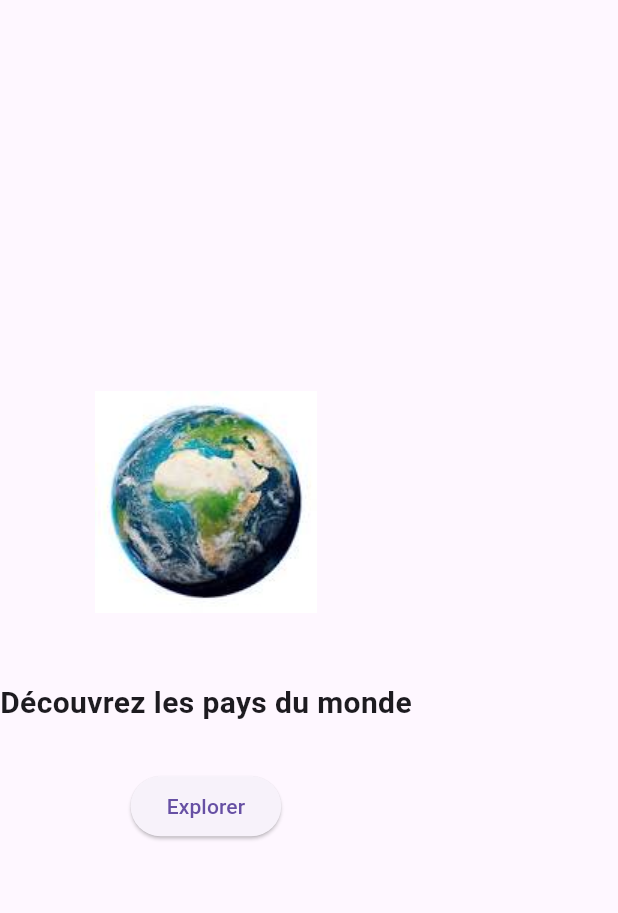
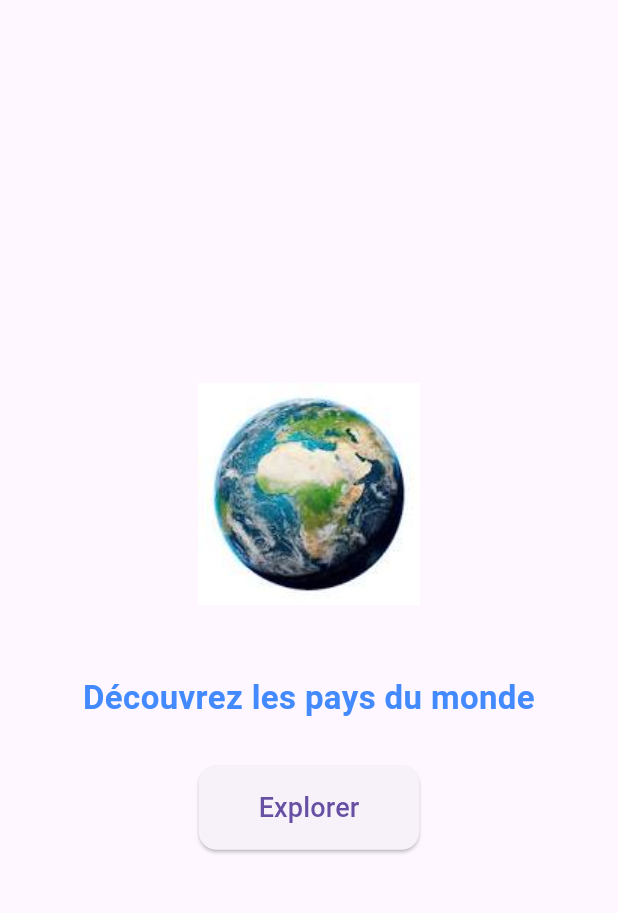
Before and after one commit to ferchichihiba624-glitch/exam, a Flutter app: the CountriesPage screen opened directly, in the side drawer, after a tap on "Accueil", on a phone screen of 412 x 824 dp, the part 63-976 px from its top. Run offline on Flutter 3.47's test engine with Material 3 defaults, Android fonts, the light colour scheme and no system bars.

Commit message:
Modification des images et mise à jour du code

```diff
--- a/lib/pages/countries_page.dart
+++ b/lib/pages/countries_page.dart
@@ -23,6 +23,7 @@ class _CountriesPageState extends State<CountriesPage> {
     return Scaffold(
       appBar: AppBar(
         title: Text("Liste des Pays"),
+        backgroundColor: Colors.blueAccent,
       ),
       drawer: Drawer(
         child: ListView(
@@ -30,7 +31,7 @@ class _CountriesPageState extends State<CountriesPage> {
           children: [
             DrawerHeader(
               decoration: BoxDecoration(
-                color: Colors.blue,
+                color: Colors.blueAccent,
               ),
               child: Column(
                 mainAxisAlignment: MainAxisAlignment.center,
@@ -83,7 +84,6 @@ class _CountriesPageState extends State<CountriesPage> {
           ],
         ),
       ),
-
       body: FutureBuilder<List<Country>>(
         future: countries,
         builder: (context, snapshot) {
@@ -93,19 +93,40 @@ class _CountriesPageState extends State<CountriesPage> {
 
           final List<Country> list = snapshot.data!;
 
-          return ListView.builder(
+          return Padding(
+            padding: const EdgeInsets.all(8.0),
+            child: ListView.builder(
               itemCount: list.length,
               itemBuilder: (context, index) {
                 final country = list[index];
+                final bool isEven = index % 2 == 0;
 
-              return ListTile(
-                leading: Image.asset(
+                return Card(
+                  color: isEven ? Colors.blue[50] : Colors.white,
+                  elevation: 3,
+                  shape: RoundedRectangleBorder(
+                      borderRadius: BorderRadius.circular(12)),
+                  margin: EdgeInsets.symmetric(vertical: 6, horizontal: 4),
+                  child: ListTile(
+                    contentPadding:
+                        EdgeInsets.symmetric(vertical: 8, horizontal: 16),
+                    leading: ClipRRect(
+                      borderRadius: BorderRadius.circular(4),
+                      child: Image.asset(
                         country.flag,
-                  width: 40,
-                  height: 25,
+                        width: 50,
+                        height: 30,
                         fit: BoxFit.cover,
+                        errorBuilder: (context, error, stackTrace) =>
+                            Icon(Icons.public, color: Colors.grey, size: 40),
                       ),
-                title: Text(country.name),
+                    ),
+                    title: Text(
+                      country.name,
+                      style:
+                          TextStyle(fontSize: 18, fontWeight: FontWeight.w500),
+                    ),
+                    trailing: Icon(Icons.arrow_forward_ios, size: 18),
                     onTap: () {
                       Navigator.push(
                         context,
@@ -114,8 +135,10 @@ class _CountriesPageState extends State<CountriesPage> {
                                 CountryDetailPage(country: country)),
                       );
                     },
+                  ),
                 );
               },
+            ),
           );
         },
       ),
--- a/lib/pages/welcome_page.dart
+++ b/lib/pages/welcome_page.dart
@@ -9,26 +9,48 @@ class WelcomePage extends StatelessWidget {
         title: Text("Atlas Géographique"),
         centerTitle: true,
       ),
-      body: Column(
-        mainAxisAlignment: MainAxisAlignment.center,
+      body: Center(
+        child: Column(
+          mainAxisSize: MainAxisSize.min, // centre verticalement le contenu
           children: [
-          Image.asset("assets/images/globe.png", height: 200),
+            // Si tu as toujours globe.png, sinon tu peux remplacer par une icône
+            Image.asset(
+              "assets/images/globe.png",
+              height: 200,
+              errorBuilder: (context, error, stackTrace) =>
+                Icon(Icons.public, size: 100, color: Colors.blueAccent),
+            ),
             SizedBox(height: 20),
             Text(
               "Découvrez les pays du monde",
-            style: TextStyle(fontSize: 20, fontWeight: FontWeight.bold),
+              style: TextStyle(
+                fontSize: 22,
+                fontWeight: FontWeight.bold,
+                color: Colors.blueAccent,
+              ),
+              textAlign: TextAlign.center,
             ),
             SizedBox(height: 30),
             ElevatedButton(
-            child: Text("Explorer"),
+              style: ElevatedButton.styleFrom(
+                padding: EdgeInsets.symmetric(horizontal: 40, vertical: 15),
+                shape: RoundedRectangleBorder(
+                  borderRadius: BorderRadius.circular(12),
+                ),
+              ),
+              child: Text(
+                "Explorer",
+                style: TextStyle(fontSize: 18),
+              ),
               onPressed: () {
                 Navigator.push(
                   context,
                   MaterialPageRoute(builder: (context) => CountriesPage()),
                 );
               },
-          )
+            ),
           ],
+        ),
       ),
     );
   }
```
Also changed, not shown: lib/pages/country_detail_page.dart (+50 -14 lines). Lines whose indentation alone changed are shown as unchanged.
